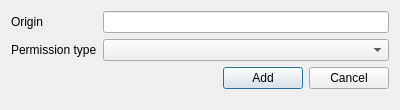
Before: the Qt Designer form qtwebengine/examples/webenginewidgets/permissionbrowser/permissiondialog.ui in CipSoft-Tibia/Qt5, drawn with Qt 5.
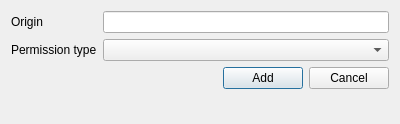
After: the same form once the commit is applied.

Patch:
```diff
--- a/qtwebengine/examples/webenginewidgets/permissionbrowser/permissiondialog.ui
+++ b/qtwebengine/examples/webenginewidgets/permissionbrowser/permissiondialog.ui
@@ -7,7 +7,7 @@
     <x>0</x>
     <y>0</y>
     <width>400</width>
-    <height>110</height>
+    <height>124</height>
    </rect>
   </property>
   <property name="windowTitle">
```
Left out of the diff: 2 changed lines with no effect on the pictures.
